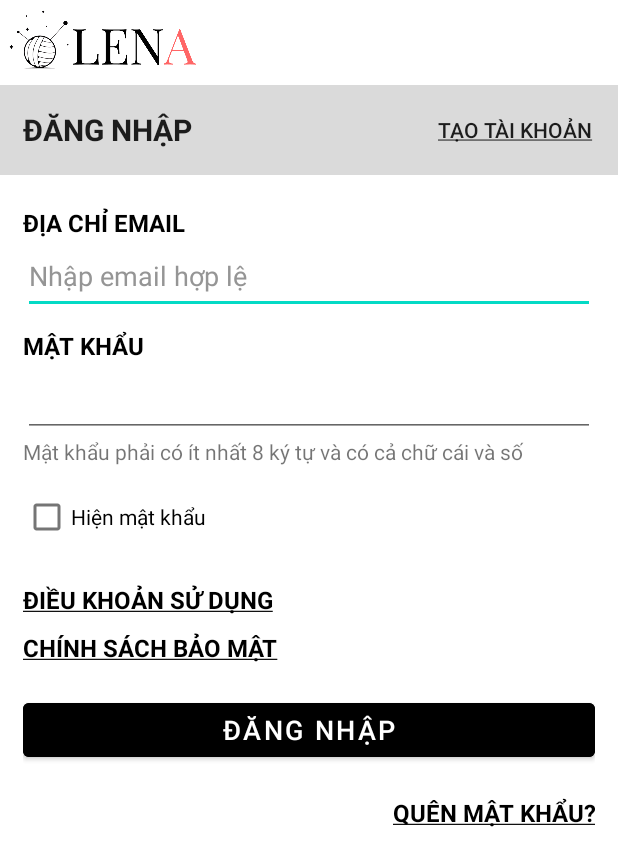
After one commit to tuyetlnhh/mobile_app_lena, an Android app: the layout login.xml on its own in the app's theme, with its tools: preview values and no code run, on a phone screen of 412 x 824 dp. The commit adds this screen. Shown: the top 866 px of the screen. Run offline under Robolectric (Android 15) with nearby library versions, the phone set to English and light mode, and no system bars.

Commit message:
login page

```diff
--- /dev/null
+++ b/app/src/main/res/layout/login.xml
@@ -0,0 +1,155 @@
+<?xml version="1.0" encoding="utf-8"?>
+<androidx.constraintlayout.widget.ConstraintLayout xmlns:android="http://schemas.android.com/apk/res/android"
+    xmlns:app="http://schemas.android.com/apk/res-auto"
+    xmlns:tools="http://schemas.android.com/tools"
+    android:layout_width="match_parent"
+    android:layout_height="match_parent">
+
+    <LinearLayout
+        android:layout_width="match_parent"
+        android:layout_height="match_parent"
+        android:orientation="vertical"
+        tools:layout_editor_absoluteX="-33dp"
+        tools:layout_editor_absoluteY="-16dp">
+
+        <ImageView
+            android:id="@+id/LOGO"
+            android:layout_width="136dp"
+            android:layout_height="51dp"
+            app:srcCompat="@drawable/logo" />
+
+        <LinearLayout
+            android:layout_width="match_parent"
+            android:layout_height="wrap_content"
+            android:layout_marginTop="5dp"
+            android:layout_marginBottom="5dp"
+            android:background="#DADADA"
+            android:orientation="horizontal">
+
+            <TextView
+                android:id="@+id/login"
+                android:layout_width="match_parent"
+                android:layout_height="60dp"
+                android:layout_weight="3"
+                android:gravity="center_vertical"
+                android:paddingStart="15dp"
+                android:text="ĐĂNG NHẬP"
+                android:textAppearance="@style/TextAppearance.AppCompat.Body1"
+                android:textSize="20sp"
+                android:textStyle="bold" />
+
+            <TextView
+                android:id="@+id/createAccount"
+                android:layout_width="match_parent"
+                android:layout_height="match_parent"
+                android:layout_weight="6"
+                android:gravity="center"
+                android:text="@string/taoTK"
+                android:textAppearance="@style/TextAppearance.AppCompat.Body2"
+                android:textSize="14sp"
+                android:typeface="normal" />
+
+        </LinearLayout>
+
+        <LinearLayout
+            android:layout_width="match_parent"
+            android:layout_height="wrap_content"
+            android:layout_margin="15dp"
+            android:orientation="vertical">
+
+            <TextView
+                android:id="@+id/email"
+                android:layout_width="match_parent"
+                android:layout_height="wrap_content"
+                android:text="ĐỊA CHỈ EMAIL"
+                android:textColor="#000000"
+                android:textSize="16sp"
+                android:textStyle="bold" />
+
+            <EditText
+                android:id="@+id/editTextTextEmailAddress"
+                android:layout_width="match_parent"
+                android:layout_height="50dp"
+                android:ems="10"
+                android:hint="Nhập email hợp lệ"
+                android:inputType="textEmailAddress"
+                android:textAllCaps="false"
+                android:textColor="#000000"
+                android:textColorHint="#959595" />
+
+            <TextView
+                android:id="@+id/textView5"
+                android:layout_width="match_parent"
+                android:layout_height="wrap_content"
+                android:layout_marginTop="10dp"
+                android:text="MẬT KHẨU"
+                android:textColor="#000000"
+                android:textSize="16sp"
+                android:textStyle="bold" />
+
+            <EditText
+                android:id="@+id/editTextTextPassword"
+                android:layout_width="match_parent"
+                android:layout_height="50dp"
+                android:ems="10"
+                android:inputType="textPassword" />
+
+            <TextView
+                android:id="@+id/textView6"
+                android:layout_width="match_parent"
+                android:layout_height="wrap_content"
+                android:text="Mật khẩu phải có ít nhất 8 ký tự và có cả chữ cái và số" />
+
+            <CheckBox
+                android:id="@+id/checkBox"
+                android:layout_width="match_parent"
+                android:layout_height="wrap_content"
+                android:layout_marginTop="10dp"
+                android:layout_marginBottom="10dp"
+                android:text="Hiện mật khẩu" />
+
+            <TextView
+                android:id="@+id/textView7"
+                android:layout_width="match_parent"
+                android:layout_height="wrap_content"
+                android:layout_marginTop="10dp"
+                android:layout_marginBottom="10dp"
+                android:text="@string/DKSD"
+                android:textColor="#000000"
+                android:textSize="16sp"
+                android:textStyle="bold" />
+
+            <TextView
+                android:id="@+id/textView8"
+                android:layout_width="match_parent"
+                android:layout_height="wrap_content"
+                android:layout_marginBottom="20dp"
+                android:text="@string/CSBM"
+                android:textColor="#000000"
+                android:textSize="16sp"
+                android:textStyle="bold" />
+
+            <Button
+                android:id="@+id/button"
+                android:layout_width="match_parent"
+                android:layout_height="wrap_content"
+                android:backgroundTint="#000000"
+                android:text="ĐĂNG NHẬP"
+                android:textColor="#FFFFFF"
+                android:textSize="18sp" />
+
+            <TextView
+                android:id="@+id/textView9"
+                android:layout_width="match_parent"
+                android:layout_height="wrap_content"
+                android:layout_marginTop="20dp"
+                android:text="@string/quenMK"
+                android:textAlignment="textEnd"
+                android:textColor="#000000"
+                android:textSize="16sp"
+                android:textStyle="bold" />
+        </LinearLayout>
+
+    </LinearLayout>
+
+</androidx.constraintlayout.widget.ConstraintLayout>
--- a/app/src/main/res/values/strings.xml
+++ b/app/src/main/res/values/strings.xml
@@ -3,4 +3,9 @@
     <string name="len">LEN</string>
     <string name="logoA">A</string>
     <string name="btnBackDescription">Comeback to main store</string>
+    <string name="taoTK"><u>TẠO TÀI KHOẢN</u></string>
+    <string name="DKSD"><u>ĐIỀU KHOẢN SỬ DỤNG</u></string>
+    <string name="CSBM"><u>CHÍNH SÁCH BẢO MẬT</u></string>
+    <string name="quenMK"><u>QUÊN MẬT KHẨU?</u></string>
+
 </resources>
```
Also changed, not shown: app/src/main/res/drawable/logo.png (added).
